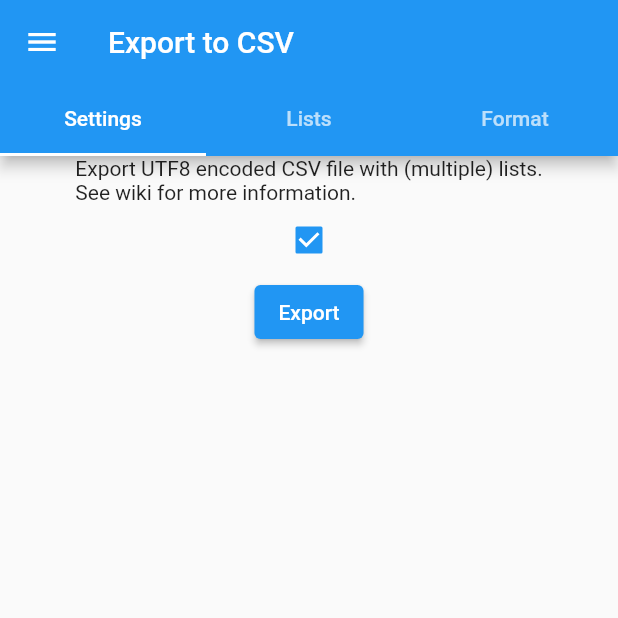
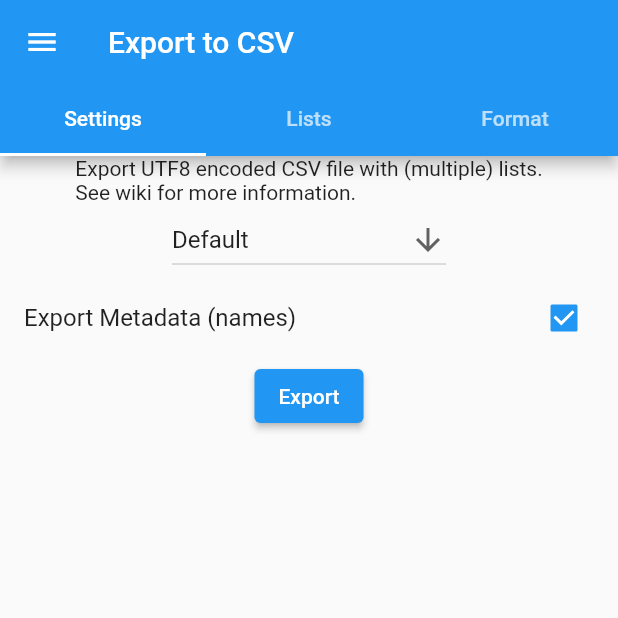
Before and after one commit to 0xpr03/VocableTrainer-Android, a Flutter app: the ExportWidget screen opened by its route, on a phone screen of 412 x 824 dp, the top half of it. Run offline on Flutter 3.47's test engine with Material 2 defaults, Android fonts, the phone set to English and light mode, and no system bars; our stand-ins replace sqflite, sqflite_common_ffi; accounts and stored records are empty.

Commit message:
testing out inpits for exporting

```diff
--- a/vocabletrainer/lib/screen/Export.dart
+++ b/vocabletrainer/lib/screen/Export.dart
@@ -16,6 +16,17 @@ class ExportWidget extends StatefulWidget {
   ListViewWidgetWidgetState createState() => ListViewWidgetWidgetState();
 }
 
+enum CSVKind {
+  DEFAULT,
+  EXCEL,
+  RFC4180,
+  TABS,
+  MYSQL,
+  INFORMIX_UNLOAD,
+  INFORMIX_UNLOAD_CSV,
+  CUSTOM
+}
+
 class ListViewWidgetWidgetState extends State<ExportWidget>
     with TickerProviderStateMixin {
   Future<void>? _exportFuture;
@@ -23,6 +34,19 @@ class ListViewWidgetWidgetState extends State<ExportWidget>
   final HashSet<int> _selectedFlag = HashSet();
   late StateStorage cache;
   late TabController tabController;
+  static List<DropdownMenuItem> dropdownItems = [
+    DropdownMenuItem(child: Text("Default"), value: CSVKind.DEFAULT),
+    DropdownMenuItem(child: Text("Excel"), value: CSVKind.EXCEL),
+    DropdownMenuItem(child: Text("RFC 4180"), value: CSVKind.RFC4180),
+    DropdownMenuItem(child: Text("Tabs"), value: CSVKind.TABS),
+    DropdownMenuItem(child: Text("Mysql"), value: CSVKind.MYSQL),
+    DropdownMenuItem(
+        child: Text("Informix UNLOAD"), value: CSVKind.INFORMIX_UNLOAD),
+    DropdownMenuItem(
+        child: Text("Informix UNLOAD CSV"), value: CSVKind.INFORMIX_UNLOAD_CSV),
+    DropdownMenuItem(child: Text("Custom"), value: CSVKind.CUSTOM),
+  ];
+  CSVKind _csvKindSelected = CSVKind.DEFAULT;
 
   bool _exportListMetadata = true;
   bool _exportMultipleLists = true;
@@ -78,8 +102,21 @@ class ListViewWidgetWidgetState extends State<ExportWidget>
         child: Column(children: [
       Text(
           'Export UTF8 encoded CSV file with (multiple) lists.\nSee wiki for more information.'),
-      Checkbox(
+      DropdownButton(
+        items: dropdownItems,
+        hint: Text("Hint"),
+        value: _csvKindSelected,
+        borderRadius: BorderRadius.circular(2.0),
+        icon: const Icon(Icons.arrow_downward),
+        onChanged: (value) {
+          setState(() {
+            _csvKindSelected = value;
+          });
+        },
+      ),
+      CheckboxListTile(
           value: _exportListMetadata,
+          title: Text("Export Metadata (names)"),
           onChanged: (value) {
             setState(() {
               _exportListMetadata = !_exportListMetadata;
```
